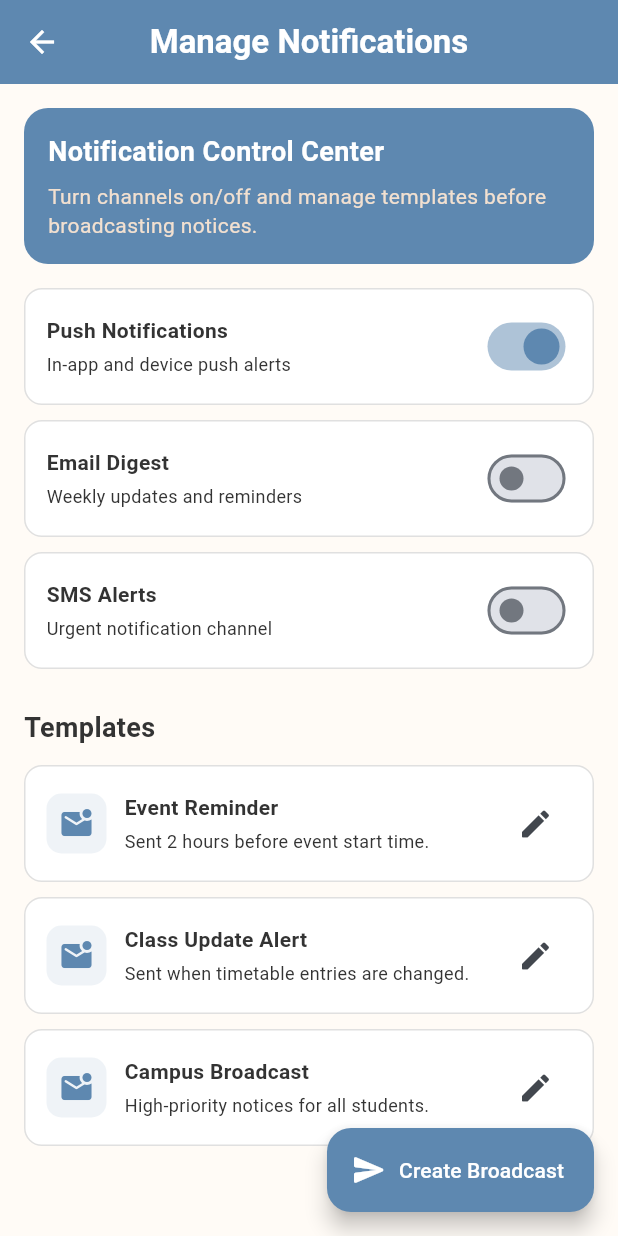
After one commit to nigelberewere/campuseventsandtimetables, a Flutter app: the ManageNotificationsPage screen opened by its route, on a phone screen of 412 x 824 dp. The commit adds this screen. Run offline on Flutter 3.47's test engine with Material 3 defaults, Android fonts, the phone set to English and light mode, and no system bars.

Commit message:
create manage notifications page

```diff
--- a/lib/main.dart
+++ b/lib/main.dart
@@ -4,10 +4,13 @@ import 'pages/admin.dart';
 import 'pages/events.dart';
 import 'pages/home.dart';
 import 'pages/login.dart';
+import 'pages/manage_notifications.dart';
+import 'pages/manage_users.dart';
 import 'pages/notifications.dart';
 import 'pages/profile.dart';
 import 'pages/signup.dart';
 import 'pages/timetables.dart';
+import 'pages/addEvent.dart';
 import 'pages/addClass.dart';
 
 const String loginRoute = '/login';
@@ -16,8 +19,11 @@ const String homeRoute = '/home';
 const String eventsRoute = '/events';
 const String landingRoute = '/landing';
 const String timetablesRoute = '/timetables';
+const String addEventRoute = '/addEvent';
 const String addClassRoute = '/addClass';
 const String notificationsRoute = '/notifications';
+const String manageNotificationsRoute = '/manageNotifications';
+const String manageUsersRoute = '/manageUsers';
 const String profileRoute = '/profile';
 const String adminRoute = '/admin';
 
@@ -63,10 +69,18 @@ class CampusEventsApp extends StatelessWidget {
             return MaterialPageRoute(builder: (_) => const LandingPage());
           case timetablesRoute:
             return MaterialPageRoute(builder: (_) => const TimetablesPage());
+          case addEventRoute:
+            return MaterialPageRoute(builder: (_) => const AddEventPage());
           case addClassRoute:
             return MaterialPageRoute(builder: (_) => const AddClassPage());
           case notificationsRoute:
             return MaterialPageRoute(builder: (_) => const NotificationsPage());
+          case manageNotificationsRoute:
+            return MaterialPageRoute(
+              builder: (_) => const ManageNotificationsPage(),
+            );
+          case manageUsersRoute:
+            return MaterialPageRoute(builder: (_) => const ManageUsersPage());
           case profileRoute:
             return MaterialPageRoute(builder: (_) => const ProfilePage());
           case adminRoute:
--- /dev/null
+++ b/lib/pages/manage_notifications.dart
@@ -0,0 +1,230 @@
+import 'package:flutter/material.dart';
+import '../constants/app_colors.dart';
+
+class ManageNotificationsPage extends StatefulWidget {
+  const ManageNotificationsPage({super.key});
+
+  @override
+  State<ManageNotificationsPage> createState() => _ManageNotificationsPageState();
+}
+
+class _ManageNotificationsPageState extends State<ManageNotificationsPage> {
+  bool _pushEnabled = true;
+  bool _emailEnabled = false;
+  bool _smsEnabled = false;
+
+  final List<Map<String, String>> _templates = [
+    {
+      'title': 'Event Reminder',
+      'description': 'Sent 2 hours before event start time.',
+    },
+    {
+      'title': 'Class Update Alert',
+      'description': 'Sent when timetable entries are changed.',
+    },
+    {
+      'title': 'Campus Broadcast',
+      'description': 'High-priority notices for all students.',
+    },
+  ];
+
+  @override
+  Widget build(BuildContext context) {
+    return Scaffold(
+      appBar: AppBar(
+        title: const Text(
+          'Manage Notifications',
+          style: TextStyle(
+            fontSize: 22,
+            fontWeight: FontWeight.bold,
+            color: AppColors.white,
+          ),
+        ),
+        backgroundColor: AppColors.blueMirage,
+        elevation: 0,
+        centerTitle: true,
+        leading: IconButton(
+          icon: const Icon(Icons.arrow_back, color: AppColors.white),
+          onPressed: () => Navigator.pop(context),
+        ),
+      ),
+      body: ListView(
+        padding: const EdgeInsets.all(16),
+        children: [
+          Container(
+            padding: const EdgeInsets.all(16),
+            decoration: BoxDecoration(
+              color: AppColors.blueMirage,
+              borderRadius: BorderRadius.circular(16),
+            ),
+            child: const Column(
+              crossAxisAlignment: CrossAxisAlignment.start,
+              children: [
+                Text(
+                  'Notification Control Center',
+                  style: TextStyle(
+                    fontSize: 18,
+                    fontWeight: FontWeight.w700,
+                    color: AppColors.white,
+                  ),
+                ),
+                SizedBox(height: 8),
+                Text(
+                  'Turn channels on/off and manage templates before broadcasting notices.',
+                  style: TextStyle(
+                    color: AppColors.amberSmoke,
+                    height: 1.35,
+                  ),
+                ),
+              ],
+            ),
+          ),
+          const SizedBox(height: 16),
+          _buildChannelCard(
+            title: 'Push Notifications',
+            subtitle: 'In-app and device push alerts',
+            value: _pushEnabled,
+            onChanged: (v) => setState(() => _pushEnabled = v),
+          ),
+          _buildChannelCard(
+            title: 'Email Digest',
+            subtitle: 'Weekly updates and reminders',
+            value: _emailEnabled,
+            onChanged: (v) => setState(() => _emailEnabled = v),
+          ),
+          _buildChannelCard(
+            title: 'SMS Alerts',
+            subtitle: 'Urgent notification channel',
+            value: _smsEnabled,
+            onChanged: (v) => setState(() => _smsEnabled = v),
+          ),
+          const SizedBox(height: 16),
+          const Text(
+            'Templates',
+            style: TextStyle(
+              fontSize: 18,
+              fontWeight: FontWeight.w700,
+              color: AppColors.darkGray,
+            ),
+          ),
+          const SizedBox(height: 12),
+          ..._templates.map(
+            (template) => Container(
+              margin: const EdgeInsets.only(bottom: 10),
+              padding: const EdgeInsets.all(14),
+              decoration: BoxDecoration(
+                color: AppColors.white,
+                borderRadius: BorderRadius.circular(12),
+                border: Border.all(color: AppColors.dividerGray),
+              ),
+              child: Row(
+                children: [
+                  Container(
+                    width: 40,
+                    height: 40,
+                    decoration: BoxDecoration(
+                      color: AppColors.blueMirage.withValues(alpha: 0.1),
+                      borderRadius: BorderRadius.circular(10),
+                    ),
+                    child: const Icon(
+                      Icons.mark_email_unread_rounded,
+                      color: AppColors.blueMirage,
+                    ),
+                  ),
+                  const SizedBox(width: 12),
+                  Expanded(
+                    child: Column(
+                      crossAxisAlignment: CrossAxisAlignment.start,
+                      children: [
+                        Text(
+                          template['title']!,
+                          style: const TextStyle(
+                            fontWeight: FontWeight.w700,
+                            color: AppColors.darkGray,
+                          ),
+                        ),
+                        const SizedBox(height: 4),
+                        Text(
+                          template['description']!,
+                          style: const TextStyle(
+                            fontSize: 12,
+                            color: AppColors.darkGray,
+                          ),
+                        ),
+                      ],
+                    ),
+                  ),
+                  IconButton(
+                    onPressed: () {
+                      ScaffoldMessenger.of(context).showSnackBar(
+                        const SnackBar(
+                          content: Text('Template editor coming soon.'),
+                        ),
+                      );
+                    },
+                    icon: const Icon(Icons.edit_rounded),
+                  ),
+                ],
+              ),
+            ),
+          ),
+        ],
+      ),
+      floatingActionButton: FloatingActionButton.extended(
+        onPressed: () {
+          ScaffoldMessenger.of(context).showSnackBar(
+            const SnackBar(content: Text('Broadcast composer coming soon.')),
+          );
+        },
+        backgroundColor: AppColors.blueMirage,
+        icon: const Icon(Icons.send_rounded, color: AppColors.white),
+        label: const Text('Create Broadcast', style: TextStyle(color: AppColors.white)),
+      ),
+    );
+  }
+
+  Widget _buildChannelCard({
+    required String title,
+    required String subtitle,
+    required bool value,
+    required ValueChanged<bool> onChanged,
+  }) {
+    return Container(
+      margin: const EdgeInsets.only(bottom: 10),
+      padding: const EdgeInsets.all(14),
+      decoration: BoxDecoration(
+        color: AppColors.white,
+        borderRadius: BorderRadius.circular(12),
+        border: Border.all(color: AppColors.dividerGray),
+      ),
+      child: Row(
+        children: [
+          Expanded(
+            child: Column(
+              crossAxisAlignment: CrossAxisAlignment.start,
+              children: [
+                Text(
+                  title,
+                  style: const TextStyle(
+                    fontWeight: FontWeight.w700,
+                    color: AppColors.darkGray,
+                  ),
+                ),
+                const SizedBox(height: 4),
+                Text(
+                  subtitle,
+                  style: const TextStyle(fontSize: 12, color: AppColors.darkGray),
+                ),
+              ],
+            ),
+          ),
+          Switch(
+            value: value,
+            onChanged: onChanged,
+            activeThumbColor: AppColors.blueMirage,
+          ),
+        ],
+      ),
+    );
+  }
+}
```
Also changed, not shown: lib/pages/admin.dart (+5 -4 lines), lib/pages/manage_users.dart (added, +213 -0 lines), lib/pages/profile.dart (+4 -4 lines), pubspec.lock (added), 1 other file.
